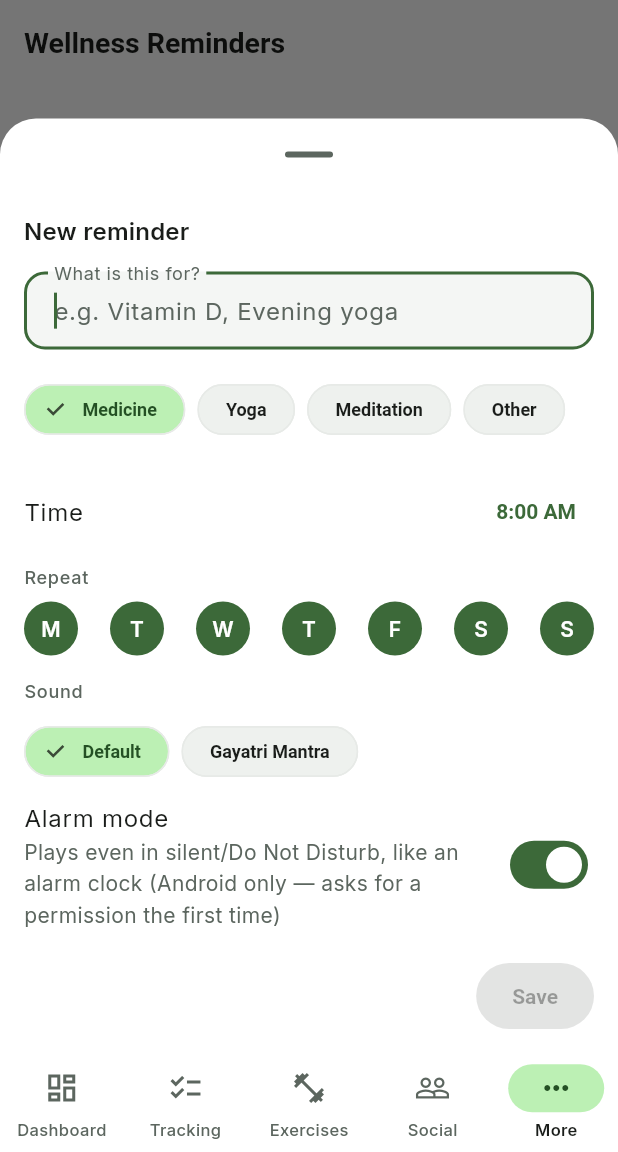
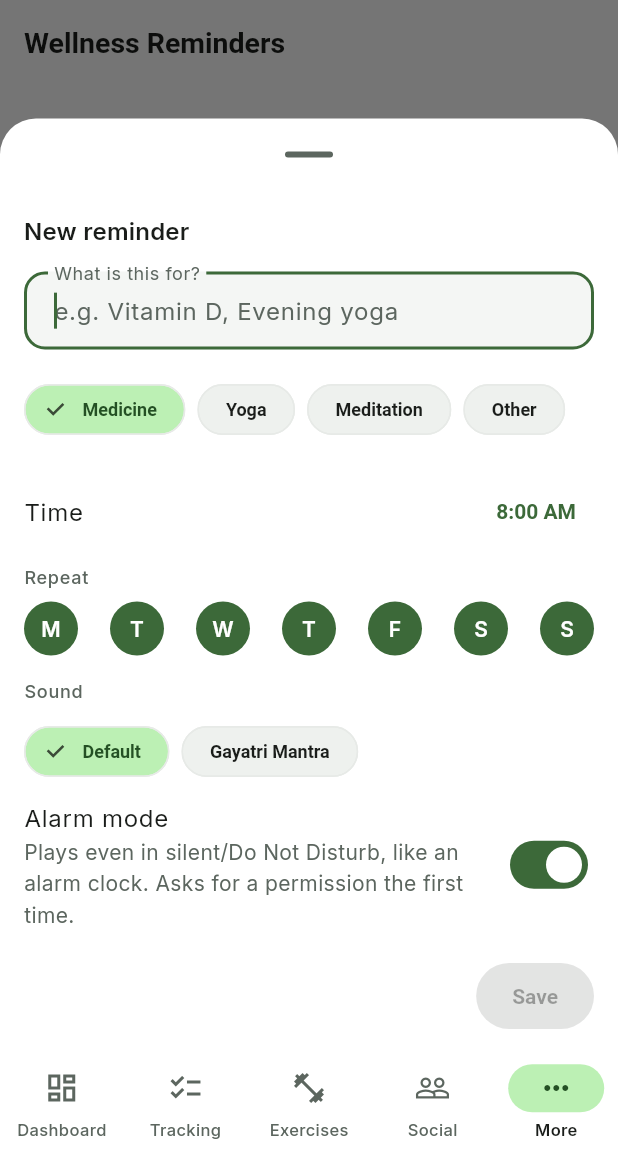
Before and after one commit to vaibhavhariramani/fitness_buddy, a Flutter app: the WellnessRemindersScreen screen opened by its route, after a tap on "Add reminder", on a phone screen of 412 x 824 dp, the part 84-1236 px from its top. Run offline on Flutter 3.47's test engine with Material 3 defaults, Android fonts, the phone set to English and light mode, and no system bars; our stand-ins replace audioplayers, cached_network_image, cloud_firestore, cloud_functions, firebase_auth, firebase_core and 18 more; missing offline and left inert: mobile_scanner, path_parsing; accounts and stored records are empty; generated files the repository leaves out were written again; network calls fail.

Commit message:
fix: drop "Android only" from alarm-mode copy; hide the switch on iOS
iOS can't bypass silent/Do Not Disturb for a normal notification, so the
Alarm mode control would promise something it can't do (and naming another
platform in iOS UI/screenshots risks an App Review flag).

Co-Authored-By: Claude Sonnet 5 <noreply@anthropic.com>

```diff
--- a/lib/features/settings/wellness_reminders_screen.dart
+++ b/lib/features/settings/wellness_reminders_screen.dart
@@ -410,12 +410,15 @@ class _ReminderEditorSheetState extends ConsumerState<_ReminderEditorSheet> {
                   ),
               ],
             ),
+            // iOS can't bypass silent/Do Not Disturb for a normal
+            // notification, so the toggle would promise something it can't do.
+            if (Theme.of(context).platform != TargetPlatform.iOS)
               SwitchListTile(
                 contentPadding: EdgeInsets.zero,
                 title: const Text('Alarm mode'),
                 subtitle: const Text(
-                'Plays even in silent/Do Not Disturb, like an alarm clock '
-                '(Android only — asks for a permission the first time)',
+                  'Plays even in silent/Do Not Disturb, like an alarm clock. '
+                  'Asks for a permission the first time.',
                 ),
                 value: _alarmMode,
                 onChanged: (v) => setState(() => _alarmMode = v),
```
Lines whose indentation alone changed are shown as unchanged.
